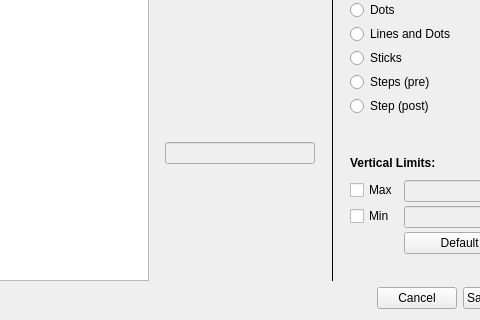
This is plotjuggler_app/plotwidget_editor.ui in ros2-gbp/plotjuggler-release as Qt 5 draws it before an edit; both pictures show x 339 to 819 and y 380 to 700 of the 900 by 700 pixel window. The edited form follows.
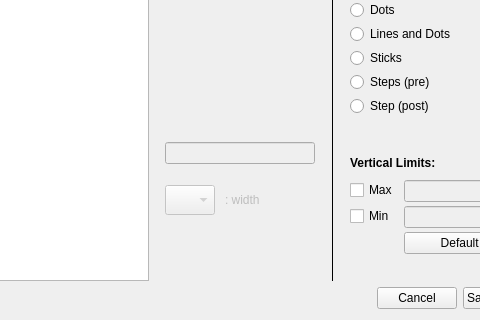
This is the edited form. Icons and pictures are not drawn.

```diff
--- a/plotjuggler_app/plotwidget_editor.ui
+++ b/plotjuggler_app/plotwidget_editor.ui
@@ -199,6 +199,87 @@
            </property>
           </widget>
          </item>
+         <item>
+          <layout class="QFormLayout" name="formLayout_2">
+           <property name="topMargin">
+            <number>11</number>
+           </property>
+           <item row="0" column="0">
+            <widget class="QComboBox" name="comboBoxWidth">
+             <property name="minimumSize">
+              <size>
+               <width>50</width>
+               <height>30</height>
+              </size>
+             </property>
+             <property name="maximumSize">
+              <size>
+               <width>50</width>
+               <height>30</height>
+              </size>
+             </property>
+             <property name="insertPolicy">
+              <enum>QComboBox::NoInsert</enum>
+             </property>
+             <property name="sizeAdjustPolicy">
+              <enum>QComboBox::AdjustToContents</enum>
+             </property>
+             <property name="iconSize">
+              <size>
+               <width>22</width>
+               <height>22</height>
+              </size>
+             </property>
+             <property name="frame">
+              <bool>true</bool>
+             </property>
+             <item>
+              <property name="text">
+               <string/>
+              </property>
+              <property name="icon">
+               <iconset resource="resource.qrc">
+                <normaloff>:/resources/svg/line_width_1_0.svg</normaloff>:/resources/svg/line_width_1_0.svg</iconset>
+              </property>
+             </item>
+             <item>
+              <property name="text">
+               <string/>
+              </property>
+              <property name="icon">
+               <iconset resource="resource.qrc">
+                <normaloff>:/resources/svg/line_width_1_5.svg</normaloff>:/resources/svg/line_width_1_5.svg</iconset>
+              </property>
+             </item>
+             <item>
+              <property name="text">
+               <string/>
+              </property>
+              <property name="icon">
+               <iconset resource="resource.qrc">
+                <normaloff>:/resources/svg/line_width_2_0.svg</normaloff>:/resources/svg/line_width_2_0.svg</iconset>
+              </property>
+             </item>
+             <item>
+              <property name="text">
+               <string/>
+              </property>
+              <property name="icon">
+               <iconset resource="resource.qrc">
+                <normaloff>:/resources/svg/line_width_3_0.svg</normaloff>:/resources/svg/line_width_3_0.svg</iconset>
+              </property>
+             </item>
+            </widget>
+           </item>
+           <item row="0" column="1">
+            <widget class="QLabel" name="label_3">
+             <property name="text">
+              <string>: width</string>
+             </property>
+            </widget>
+           </item>
+          </layout>
+         </item>
          <item>
           <spacer name="verticalSpacer_2">
            <property name="orientation">
```
Left out of the diff: 4 changed lines with no effect on the pictures.
